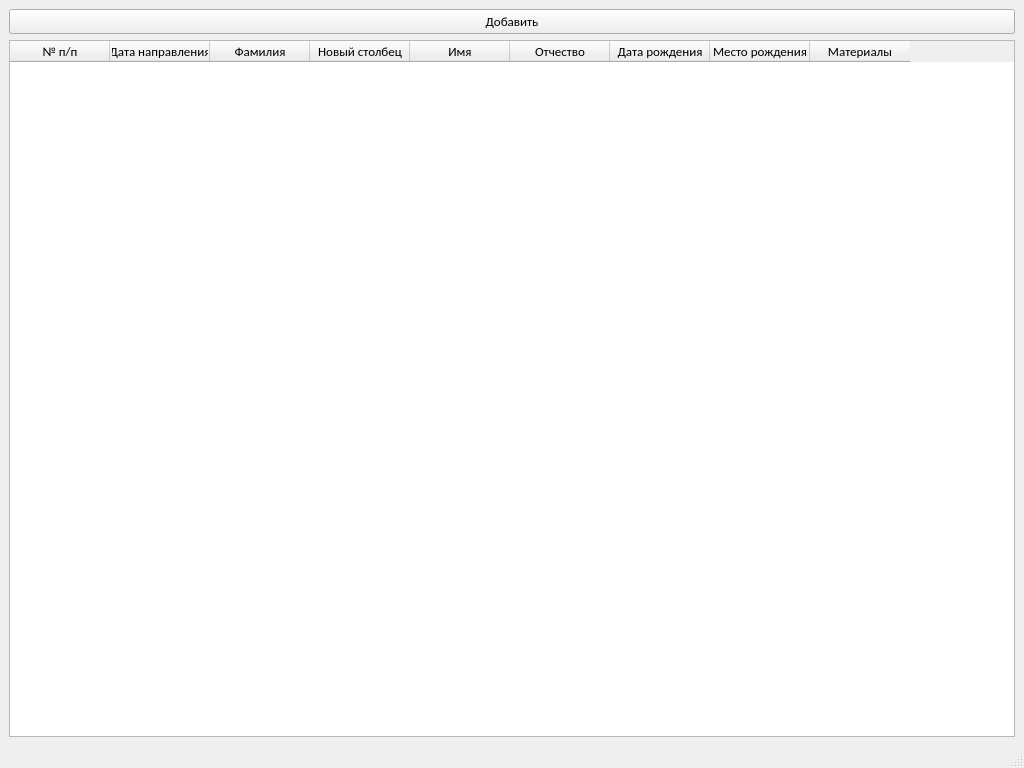
Qt form UI/ui_ui/research_main_window.ui (drPonihvost/research_referral_forms) before a commit.
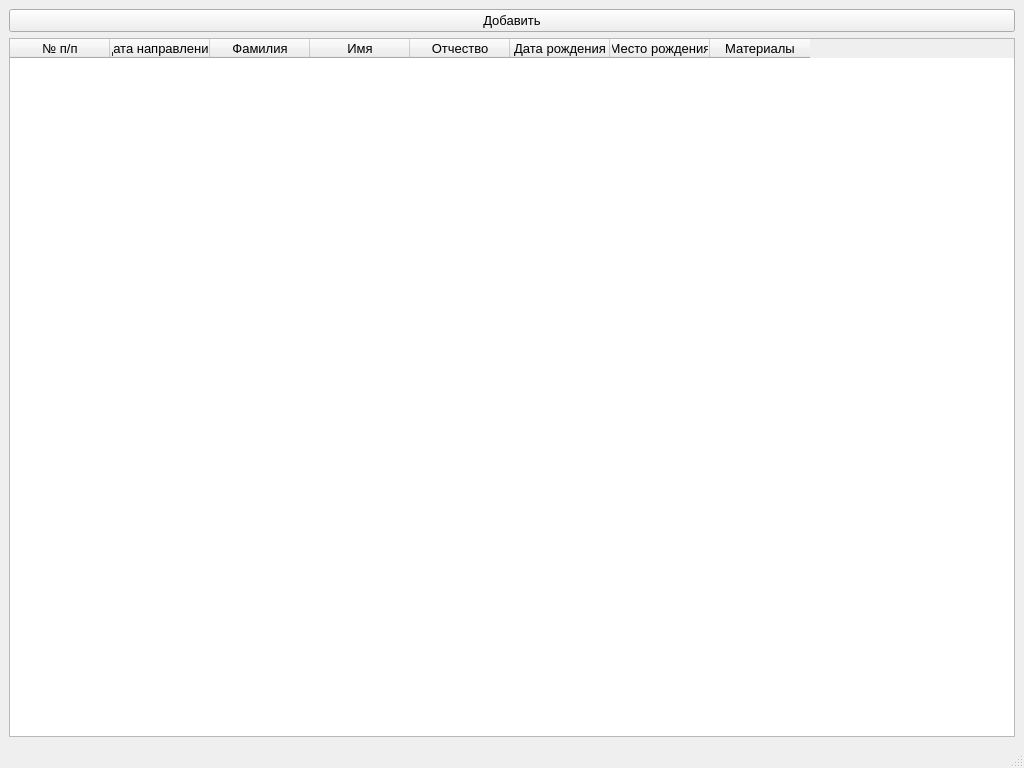
The same form after that commit.

Diff of the .ui file:
```diff
--- a/UI/ui_ui/research_main_window.ui
+++ b/UI/ui_ui/research_main_window.ui
@@ -12,7 +12,6 @@
   </property>
   <property name="font">
    <font>
-    <family>Calibri</family>
     <pointsize>10</pointsize>
    </font>
   </property>
@@ -60,11 +59,6 @@
         <string>Фамилия</string>
        </property>
       </column>
-      <column>
-       <property name="text">
-        <string>Новый столбец</string>
-       </property>
-      </column>
       <column>
        <property name="text">
         <string>Имя</string>
```
